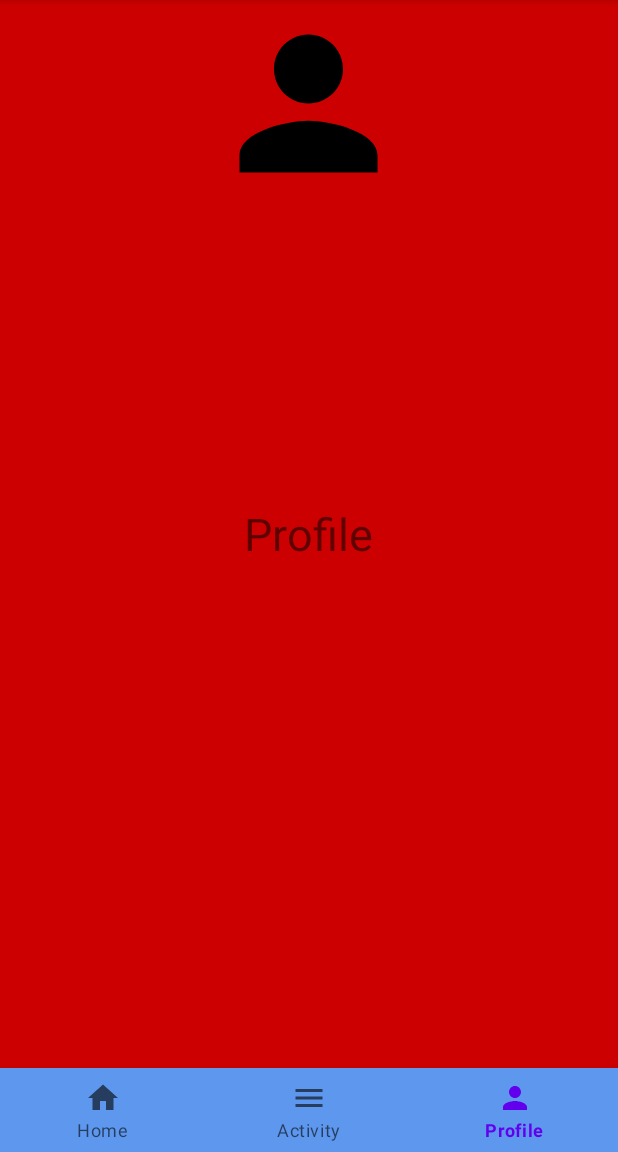
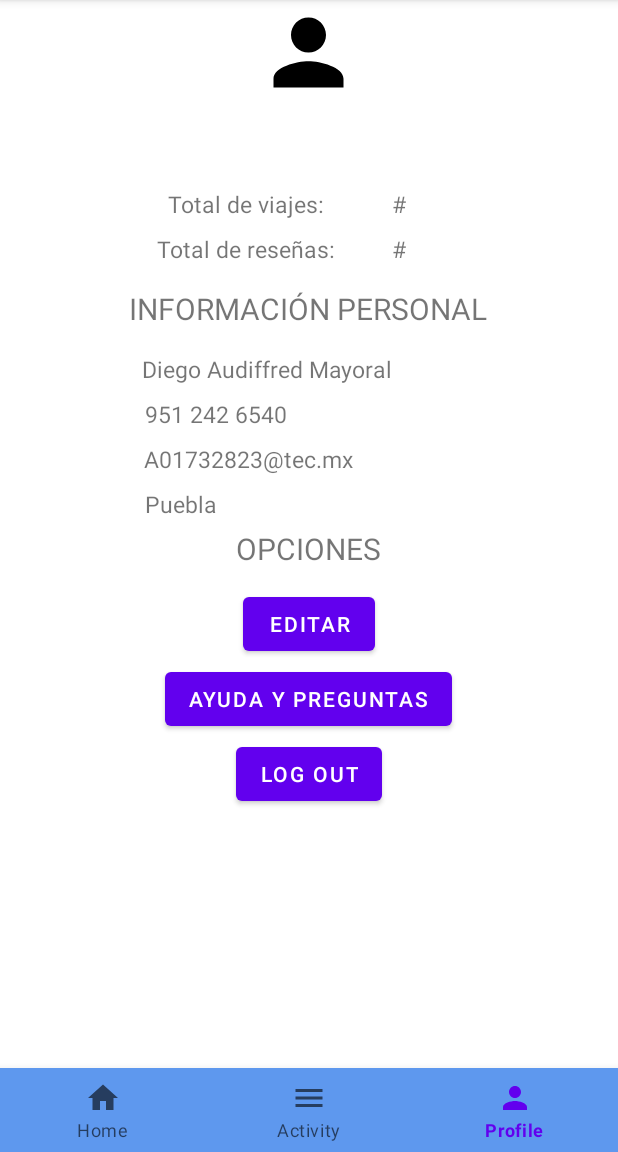
Before and after one commit to Salchiis/Carpooling, an Android app: the screen it shows after launch (MainActivity), item 3 of the bottom bar chosen, on a phone screen of 412 x 824 dp, the part 84-1236 px from its top. Run offline under Robolectric (Android 15) with nearby library versions, the phone set to English and light mode, and no system bars.

Commit message:
Adding labels

```diff
--- a/app/src/main/java/com/example/carpooling/MainActivity.java
+++ b/app/src/main/java/com/example/carpooling/MainActivity.java
@@ -12,6 +12,11 @@ import com.example.carpooling.databinding.ActivityMainBinding;
 
 public class MainActivity extends AppCompatActivity {
 ActivityMainBinding binding;
+
+    public void changeScreen(){
+        System.out.println("asd");
+    }
+
     @Override
     protected void onCreate(Bundle savedInstanceState) {
         super.onCreate(savedInstanceState);
@@ -49,4 +54,7 @@ ActivityMainBinding binding;
         fragmentTransaction.replace(R.id.frame_layout,fragment);
         fragmentTransaction.commit();
     }
+
+
+
 }
--- a/app/src/main/java/com/example/carpooling/ProfileFragment.java
+++ b/app/src/main/java/com/example/carpooling/ProfileFragment.java
@@ -7,6 +7,7 @@ import androidx.fragment.app.Fragment;
 import android.view.LayoutInflater;
 import android.view.View;
 import android.view.ViewGroup;
+import android.widget.Button;
 
 /**
  * A simple {@link Fragment} subclass.
@@ -14,7 +15,11 @@ import android.view.ViewGroup;
  * create an instance of this fragment.
  */
 public class ProfileFragment extends Fragment {
+    Button HelpBtn;
 
+    public static void changeScreen(){
+        System.out.println("asd");
+    }
     // TODO: Rename parameter arguments, choose names that match
     // the fragment initialization parameters, e.g. ARG_ITEM_NUMBER
     private static final String ARG_PARAM1 = "param1";
@@ -36,6 +41,8 @@ public class ProfileFragment extends Fragment {
      * @param param2 Parameter 2.
      * @return A new instance of fragment ProfileFragment.
      */
+
+
     // TODO: Rename and change types and number of parameters
     public static ProfileFragment newInstance(String param1, String param2) {
         ProfileFragment fragment = new ProfileFragment();
--- a/app/src/main/res/layout/fragment_profile.xml
+++ b/app/src/main/res/layout/fragment_profile.xml
@@ -4,24 +4,141 @@
     xmlns:tools="http://schemas.android.com/tools"
     android:layout_width="match_parent"
     android:layout_height="match_parent"
-    android:background="@android:color/holo_red_dark"
+    android:background="@android:color/white"
     tools:context=".ProfileFragment">
 
     <!-- TODO: Update blank fragment layout -->
     <TextView
         android:layout_width="wrap_content"
         android:layout_height="wrap_content"
-        android:text="Profile"
-        android:textSize="30dp"
-        android:layout_gravity="center"/>
+        android:layout_gravity="center"
+        android:text="Información personal"
+        android:textSize="20dp"
+        android:textAllCaps="true"
+        android:layout_marginBottom="150dp"
+        />
+
+    <TextView
+        android:layout_width="wrap_content"
+        android:layout_height="wrap_content"
+        android:layout_gravity="center"
+        android:text="Opciones"
+        android:textSize="20dp"
+        android:textAllCaps="true"
+        android:layout_marginBottom="-10dp"
+        />
+
+
+    <TextView
+        android:layout_width="wrap_content"
+        android:layout_height="wrap_content"
+        android:text="Total de viajes: "
+        android:textSize="15dp"
+        android:layout_gravity="center"
+        android:layout_marginBottom="220dp"
+        android:layout_marginEnd="40dp"
+        />
+
+    <TextView
+        android:layout_width="wrap_content"
+        android:layout_height="wrap_content"
+        android:text="#"
+        android:textSize="15dp"
+        android:layout_gravity="center"
+        android:layout_marginBottom="220dp"
+        android:layout_marginEnd="-60dp"
+        />
+
+
+    <TextView
+        android:layout_width="wrap_content"
+        android:layout_height="wrap_content"
+        android:text="Total de reseñas: "
+        android:textSize="15dp"
+        android:layout_gravity="center"
+        android:layout_marginBottom="190dp"
+        android:layout_marginEnd="40dp"
+        />
+
+    <TextView
+        android:layout_width="wrap_content"
+        android:layout_height="wrap_content"
+        android:text="#"
+        android:textSize="15dp"
+        android:layout_gravity="center"
+        android:layout_marginBottom="190dp"
+        android:layout_marginEnd="-60dp"
+        />
 
     <ImageView
+        android:id="@+id/imageView2"
+        android:layout_width="70dp"
+        android:layout_height="70dp"
         android:layout_gravity="center_horizontal"
+        android:src="@drawable/ic_baseline_person_24" />
+    <TextView
+        android:layout_width="wrap_content"
+        android:layout_height="wrap_content"
+        android:text="Diego Audiffred Mayoral"
+        android:textSize="15dp"
+        android:layout_gravity="center"
+        android:layout_marginBottom="110dp"
+        android:layout_marginEnd="28dp"
+        />
 
-        android:id="@+id/imageView2"
-        android:layout_width="154dp"
-        android:layout_height="138dp"
-        android:src="@drawable/ic_baseline_person_24" />
+    <TextView
+        android:layout_width="wrap_content"
+        android:layout_height="wrap_content"
+        android:layout_gravity="center"
+        android:layout_marginEnd="62dp"
+        android:layout_marginBottom="80dp"
+        android:text="951 242 6540"
+        android:textSize="15dp" />
+    <TextView
+        android:layout_width="wrap_content"
+        android:layout_height="wrap_content"
+        android:text="A01732823@tec.mx"
+        android:textSize="15dp"
+        android:layout_gravity="center"
+        android:layout_marginBottom="50dp"
+        android:layout_marginEnd="40dp"
+        />
+
+    <TextView
+        android:layout_width="wrap_content"
+        android:layout_height="wrap_content"
+        android:layout_gravity="center"
+        android:layout_marginEnd="85dp"
+        android:layout_marginBottom="20dp"
+        android:text="Puebla"
+        android:textSize="15dp" />
+
+    <Button
+        android:id="@+id/button4"
+        android:layout_width="wrap_content"
+        android:layout_height="wrap_content"
+        android:text="Editar"
+        android:layout_gravity="center"
+        android:layout_marginBottom="-60dp"
+        android:layout_marginEnd="0dp"/>
+    <Button
+        android:id="@+id/HelpBtn"
+        android:layout_width="wrap_content"
+        android:layout_height="wrap_content"
+        android:text="Ayuda y preguntas"
+        android:layout_gravity="center"
+
+        android:layout_marginBottom="-110dp"
+        android:layout_marginEnd="0dp"/>
+
+    <Button
+        android:id="@+id/button6"
+        android:layout_width="wrap_content"
+        android:layout_height="wrap_content"
+        android:layout_gravity="center"
+        android:layout_marginEnd="0dp"
+        android:layout_marginBottom="-160dp"
+        android:text="Log out" />
 
 
 </FrameLayout>
```
